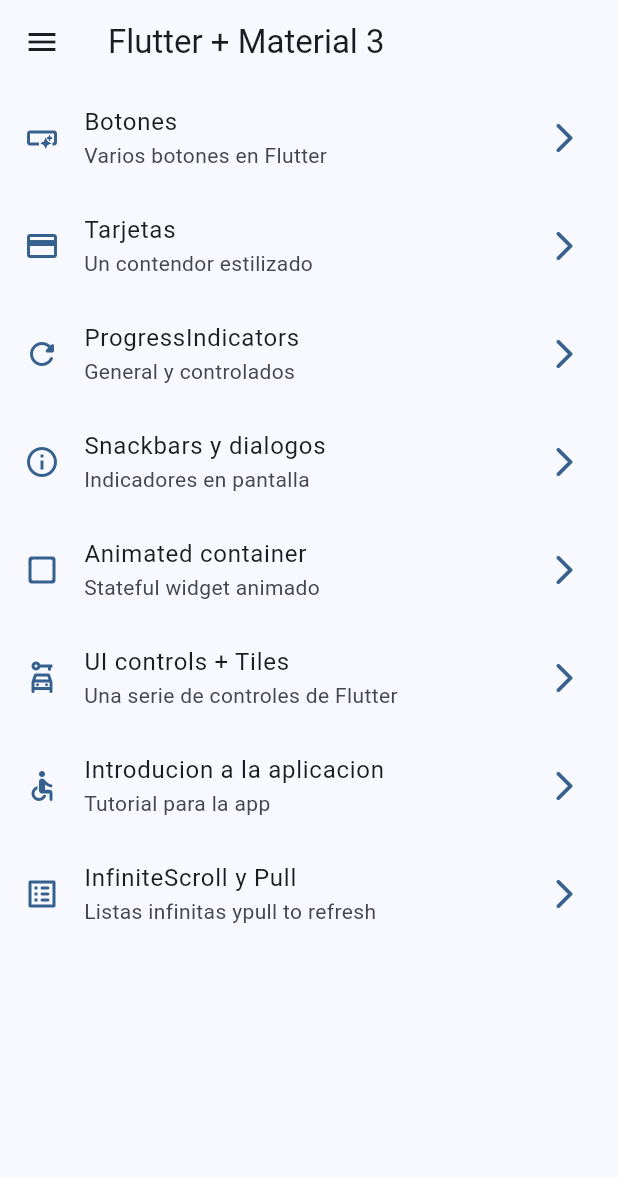
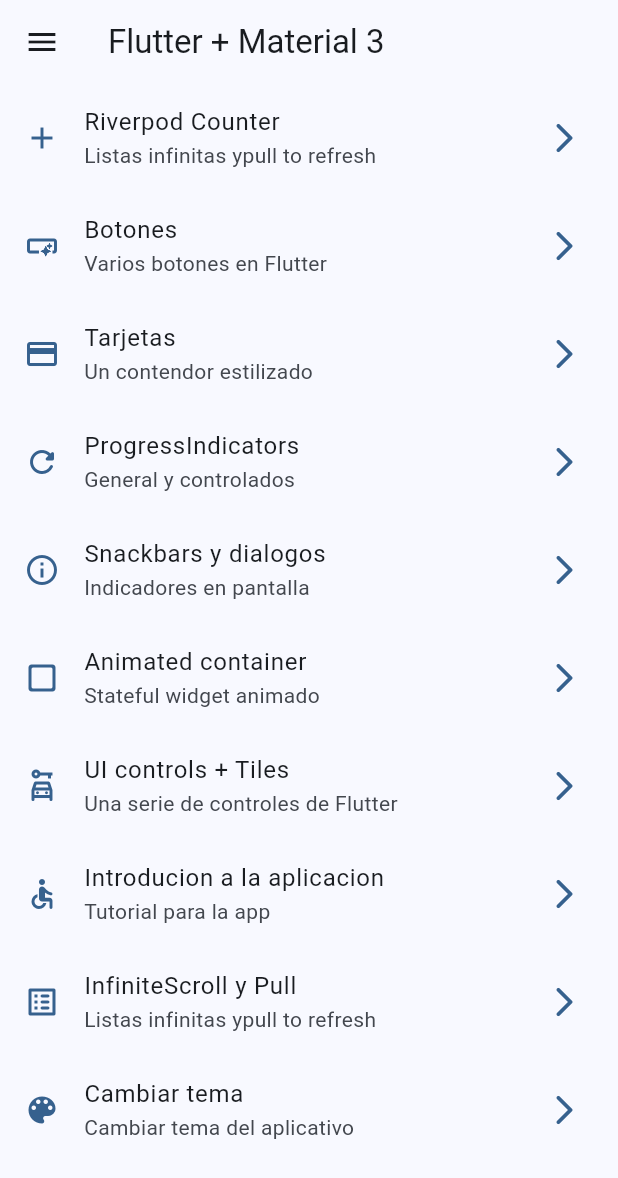
Before and after one commit to albinrk10/widgetsAppRiverpod, a Flutter app: the screen it shows after launch, on a phone screen of 412 x 824 dp. Shown: the top 1178 px of the screen. Run offline on Flutter 3.47's test engine with Material 2 defaults, Android fonts, the phone set to English and light mode, and no system bars; our stand-ins replace animate_do, flutter_riverpod, go_router.

Commit message:
antes de statenotifier

```diff
--- a/lib/config/menu/menu_items.dart
+++ b/lib/config/menu/menu_items.dart
@@ -14,6 +14,11 @@
 }
 
 const appMenuIteams = <MenuItem>[
+  MenuItem(
+    title: 'Riverpod Counter ',
+    subTitle: 'Listas infinitas ypull to refresh ',
+    link: '/counter',
+    icon: Icons.add ),
   MenuItem(
     title: 'Botones',
     subTitle: 'Varios botones en Flutter',
@@ -56,4 +61,10 @@
     subTitle: 'Listas infinitas ypull to refresh ',
     link: '/infinite',
     icon: Icons.list_alt_rounded   ),
+    MenuItem(
+    title: 'Cambiar tema',
+    subTitle: 'Cambiar tema del aplicativo ',
+    link: '/theme-change',
+    icon: Icons.color_lens   ),
+
 ];
--- a/lib/config/router/app_routter.dart
+++ b/lib/config/router/app_routter.dart
@@ -1,4 +1,5 @@
 import 'package:go_router/go_router.dart';
+import 'package:widgets_albin/presentation/screens/counter/counter_screen.dart';
 
 import '../../presentation/screens/screens.dart';
 
@@ -50,5 +51,15 @@
       name: InfiniteScrollScreen.name,
       builder: (context, state) => const InfiniteScrollScreen(),
     ),
+    GoRoute(
+      path: '/counter',
+      name: CounterScreen.name,
+      builder: (context, state) => const CounterScreen(),
+    ),
+    GoRoute(
+      path: '/theme-change',
+      name: ThemeChangerScreen.name,
+      builder: (context, state) => const ThemeChangerScreen(),
+    ),
   ],
 );
--- a/lib/config/theme/app_theme.dart
+++ b/lib/config/theme/app_theme.dart
@@ -1,6 +1,6 @@
 import 'package:flutter/material.dart';
 
-const colorsList = <Color>[
+const colorList = <Color>[
   Colors.blue,
   Colors.teal,
   Colors.green,
@@ -14,17 +14,19 @@
 
 class AppTheme {
   final int selectedColor;
+  final bool isDarkmode;
 
-  AppTheme({this.selectedColor = 0})
+  AppTheme(
+    {this.selectedColor = 0,
+    this.isDarkmode= false,
+    })
       : assert(selectedColor >= 0, 'Selected color must be greater then 0'),
-       assert(selectedColor < colorsList.length,
-        'Selected color must be less or equal than ${colorsList.length - 1}');
+        assert(selectedColor < colorList.length,
+            'Selected color must be less or equal than ${colorList.length - 1}');
 
   ThemeData getTheme() => ThemeData(
-    useMaterial3: true,
-    colorSchemeSeed: colorsList[selectedColor],
-    appBarTheme: const AppBarTheme(
-      centerTitle: false
-    )
-  );
+      useMaterial3: true,
+      brightness: isDarkmode ?Brightness.dark: Brightness.light,
+      colorSchemeSeed: colorList[selectedColor],
+      appBarTheme: const AppBarTheme(centerTitle: false));
 }
--- a/lib/main.dart
+++ b/lib/main.dart
@@ -1,21 +1,26 @@
 import 'package:flutter/material.dart';
+import 'package:flutter_riverpod/flutter_riverpod.dart';
 import 'package:widgets_albin/config/theme/app_theme.dart';
+import 'package:widgets_albin/presentation/providers/theme_provider.dart';
 import 'config/router/app_routter.dart';
 
 void main() {
-  runApp(const MainApp());
+  runApp(const ProviderScope(child: MainApp()));
 }
 
-class MainApp extends StatelessWidget {
+class MainApp extends ConsumerWidget {
   const MainApp({super.key});
 
   @override
-  Widget build(BuildContext context) {
+  Widget build(BuildContext context, WidgetRef ref) {
+    final bool isDarkmode = ref.watch(isDarmodeProvider);
+    final int  selectesColor = ref.watch(selecterColorProvider);
+
     return MaterialApp.router(
       title: 'Flutter Widgets',
       routerConfig: appRouter,
       debugShowCheckedModeBanner: false,
-      theme: AppTheme(selectedColor: 0).getTheme(),
+      theme: AppTheme(selectedColor: selectesColor, isDarkmode: isDarkmode).getTheme(),
     );
   }
 }
--- /dev/null
+++ b/lib/presentation/providers/counter_provider.dart
@@ -0,0 +1,4 @@
+import 'package:flutter_riverpod/flutter_riverpod.dart';
+
+//Estado => enteros
+final counterProvider = StateProvider((ref) => 5);
--- /dev/null
+++ b/lib/presentation/providers/theme_provider.dart
@@ -0,0 +1,13 @@
+import 'package:flutter_riverpod/flutter_riverpod.dart';
+
+import '../../config/theme/app_theme.dart';
+
+//Listado de colores inmutables
+final colorListProvider = Provider((ref) => colorList);
+
+//Estado => isDarkmodeProvider =bolean
+final isDarmodeProvider = StateProvider((ref) => false);
+
+//un simple int
+
+final selecterColorProvider = StateProvider((ref) => 0);
--- a/lib/presentation/screens/screens.dart
+++ b/lib/presentation/screens/screens.dart
@@ -1,3 +1,4 @@
+export 'package:widgets_albin/presentation/screens/theme_changer/theme_changer_screen.dart';
 export 'package:widgets_albin/presentation/screens/animated/animared_screen.dart';
 export 'package:widgets_albin/presentation/screens/app_tutorial/app_tutorial_screen.dart';
 export 'package:widgets_albin/presentation/screens/buttons/buttons_screen.dart';
--- a/pubspec.yaml
+++ b/pubspec.yaml
@@ -10,6 +10,7 @@
   animate_do: ^3.0.2
   flutter:
     sdk: flutter
+  flutter_riverpod: ^2.3.6
   go_router: ^10.0.0
 
 dev_dependencies:
```
Also changed, not shown: lib/presentation/screens/counter/counter_screen.dart (added, +45 -0 lines), lib/presentation/screens/theme_changer/theme_changer_screen.dart (added, +59 -0 lines), pubspec.lock.
